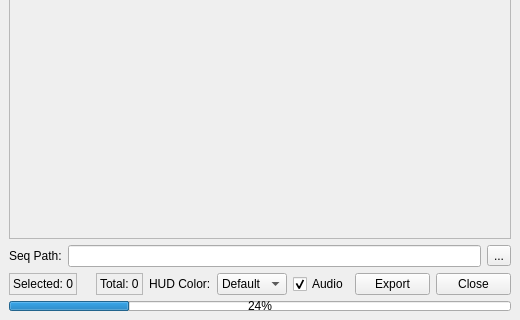
First picture: the form in ui/submitter.ui, repository iceanimations/shot_subm_use_multishot, before the edit; both pictures show x 0 to 520 and y 399 to 719 of the 520 by 719 pixel window.
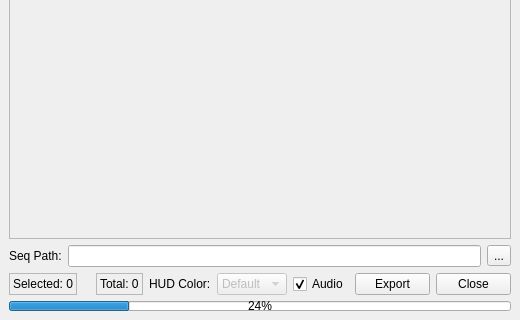
Second picture: the form after the edit.

Commit message: select all button added for layers and objects and HUD color set to black

```diff
--- a/ui/submitter.ui
+++ b/ui/submitter.ui
@@ -225,6 +225,9 @@
       </item>
       <item>
        <widget class="QComboBox" name="colorBox">
+        <property name="enabled">
+         <bool>false</bool>
+        </property>
         <item>
          <property name="text">
           <string>Default</string>
```
The commit also changes 4 other files.
